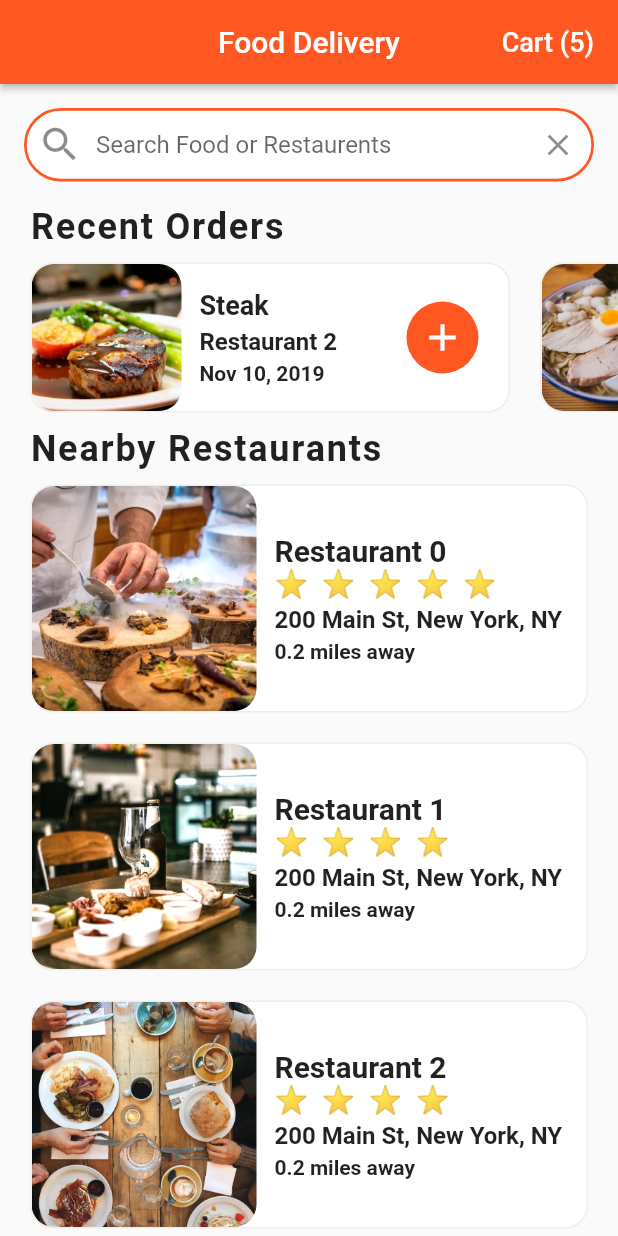
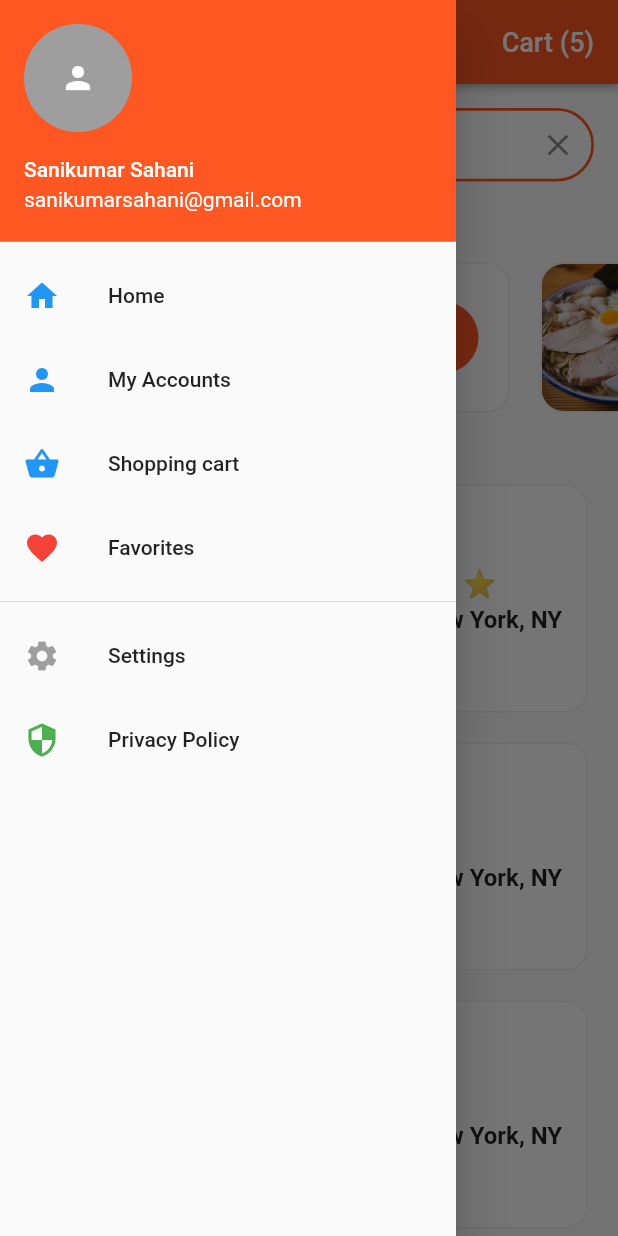
Before and after one commit to sa2608/Flutter-Food-Delivery-App, a Flutter app: the screen it shows after launch, with the side drawer open (before the commit the screen has no drawer), on a phone screen of 412 x 824 dp. Run offline on Flutter 3.47's test engine with Material 2 defaults, Android fonts, the phone set to English and light mode, and no system bars.

Commit message:
:tada: Finished

```diff
--- a/lib/screens/home_screen.dart
+++ b/lib/screens/home_screen.dart
@@ -2,6 +2,7 @@ import 'package:flutter/material.dart';
 import 'package:flutter_food_delivery_ui/models/restaurant.dart';
 import 'package:flutter_food_delivery_ui/screens/cart_screen.dart';
 import 'package:flutter_food_delivery_ui/screens/restaurant_screen.dart';
+import 'package:flutter_food_delivery_ui/widgets/navigation_drawer.dart';
 import 'package:flutter_food_delivery_ui/widgets/rating_stars.dart';
 import 'package:flutter_food_delivery_ui/widgets/recent_orders.dart';
 
@@ -130,7 +131,7 @@ class _HomeScreenState extends State<HomeScreen> {
           ),
         ],
       ),
-
+      drawer:  NavigationDrawer(),
       body: ListView(
         children: [
           Padding(
--- /dev/null
+++ b/lib/widgets/navigation_drawer.dart
@@ -0,0 +1,136 @@
+import 'package:flutter/material.dart';
+import 'package:flutter_food_delivery_ui/screens/cart_screen.dart';
+
+
+class NavigationDrawer extends StatelessWidget {
+  const NavigationDrawer({
+    Key key,
+  }) : super(key: key);
+
+  @override
+  Widget build(BuildContext context) {
+    return Drawer(
+      child: new ListView(
+        //multiple widgets
+        children: <Widget>[
+          //Header par of our drawer
+          new UserAccountsDrawerHeader(
+            accountName: Text('Sanikumar Sahani'),
+            accountEmail: Text('sanikumarsahani@gmail.com'),
+            currentAccountPicture: GestureDetector(
+              child: new CircleAvatar(
+                backgroundColor: Colors.grey,
+                child: Icon(
+                  Icons.person,
+                  color: Colors.white,
+                ),
+              ),
+            ),
+            decoration: new BoxDecoration(
+              color: Theme.of(context).primaryColor,
+            ),
+          ),
+          //body of the app--------------------------------------------------
+          InkWell(
+            onTap: () {
+              {
+                Navigator.of(context).push(
+                  MaterialPageRoute(builder: (context) => CartScreen()),
+                );
+              }
+            },
+            child: ListTile(
+              title: Text('Home'),
+              leading: Icon(
+                Icons.home,
+                color: Colors.blue,
+              ),
+            ),
+          ),
+          InkWell(
+            onTap: () {
+              {
+                Navigator.of(context).push(
+                  MaterialPageRoute(builder: (context) => CartScreen()),
+                );
+              }
+            },
+            child: ListTile(
+              title: Text('My Accounts'),
+              leading: Icon(
+                Icons.person,
+                color: Colors.blue,
+              ),
+            ),
+          ),
+          InkWell(
+            onTap: () {
+              {
+                Navigator.of(context).push(
+                  MaterialPageRoute(builder: (context) => CartScreen()),
+                );
+              }
+            },
+            child: ListTile(
+              title: Text('Shopping cart'),
+              leading: Icon(
+                Icons.shopping_basket,
+                color: Colors.blue,
+            ),
+          ),
+          ),
+          InkWell(
+            onTap: () {
+              {
+                Navigator.of(context).push(
+                  MaterialPageRoute(builder: (context) => CartScreen()),
+                );
+              }
+            },
+            child: ListTile(
+              title: Text('Favorites'),
+              leading: Icon(
+                Icons.favorite,
+                color: Colors.red,
+              ),
+            ),
+          ),
+          Divider(),
+          InkWell(
+            onTap: () {
+              {
+                Navigator.of(context).push(
+                  MaterialPageRoute(builder: (context) => CartScreen()),
+                );
+              }
+            },
+            child: ListTile(
+              title: Text('Settings'),
+              leading: Icon(
+                Icons.settings,
+                color: Colors.grey,
+              ),
+            ),
+          ),
+
+          InkWell(
+            onTap: () {
+              {
+                Navigator.of(context).push(
+                  MaterialPageRoute(builder: (context) => CartScreen()),
+                );
+              }
+            },
+            child: ListTile(
+              title: Text('Privacy Policy'),
+              leading: Icon(
+                Icons.security,
+                color: Colors.green,
+              ),
+            ),
+          ),
+        ],
+      ),
+    );
+  }
+}
```
